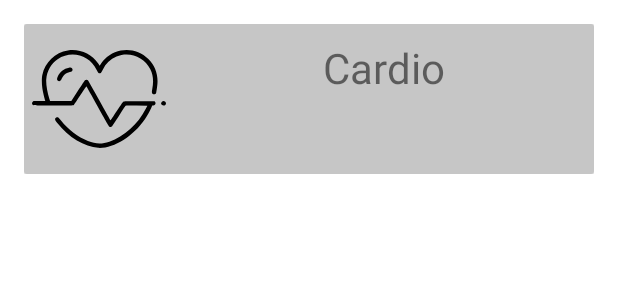
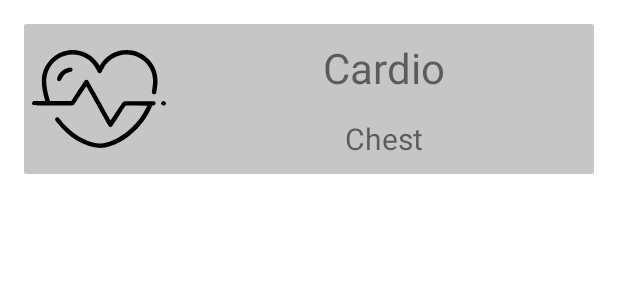
Before and after one commit to SirBoopSnoop/Fitness_App, an Android app: the layout recyclerview_design.xml on its own in the app's theme, with its tools: preview values and no code run, on a phone screen of 412 x 824 dp. Shown: the top 300 px of the screen. Run offline under Robolectric (Android 15) with nearby library versions, the phone set to English and light mode, and no system bars.

Commit message:
Added category names on ViewCards

```diff
--- a/app/src/main/java/com/example/testapplication/ExerciseAdapter.kt
+++ b/app/src/main/java/com/example/testapplication/ExerciseAdapter.kt
@@ -30,6 +30,7 @@ class ExerciseAdapter(private val exerciseList : ArrayList<Exercise>) :
 /*        holder.exerciseImage.setImageResource(currentItem.category)*/
 
         holder.textView1.text = currentItem.exerciseName
+        holder.textView2.text = currentItem.category
     }
 
     override fun getItemCount(): Int {
@@ -41,6 +42,7 @@ class ExerciseAdapter(private val exerciseList : ArrayList<Exercise>) :
         //Grabbing the views from our recycler_design layout file
 
         val textView1 : TextView = itemView.exercise_textView
+        val textView2 : TextView = itemView.exercise_textView2
 /*        val exerciseImage : ImageView = itemView.findViewById(R.id.exercise_image)*/
 
     }
--- a/app/src/main/res/layout/recyclerview_design.xml
+++ b/app/src/main/res/layout/recyclerview_design.xml
@@ -41,7 +41,8 @@
                 app:layout_constraintStart_toEndOf="@+id/exercise_image"
                 app:layout_constraintTop_toTopOf="parent"
                 android:layout_marginTop="10dp"/>
-           <!-- <TextView
+
+            <TextView
                 android:id="@+id/exercise_textView2"
                 android:layout_width="wrap_content"
                 android:layout_height="wrap_content"
@@ -50,8 +51,8 @@
                 app:layout_constraintBottom_toBottomOf="parent"
                 app:layout_constraintEnd_toEndOf="parent"
                 app:layout_constraintStart_toEndOf="@+id/exercise_image"
-                app:layout_constraintBot_toBotOf="@+id/exercise_textView"
-                android:layout_marginBottom="10dp"/>-->
+                android:layout_marginBottom="10dp"/>
+
         </androidx.constraintlayout.widget.ConstraintLayout>
     </androidx.cardview.widget.CardView>
 </androidx.constraintlayout.widget.ConstraintLayout>
--- a/app/src/main/res/values/ids.xml
+++ b/app/src/main/res/values/ids.xml
@@ -1,4 +1,5 @@
 <?xml version="1.0" encoding="utf-8"?>
 <resources>
     <item name="textViewReceiver" type="id" />
+    <item name="exercise_textView2" type="id" />
 </resources>
```
